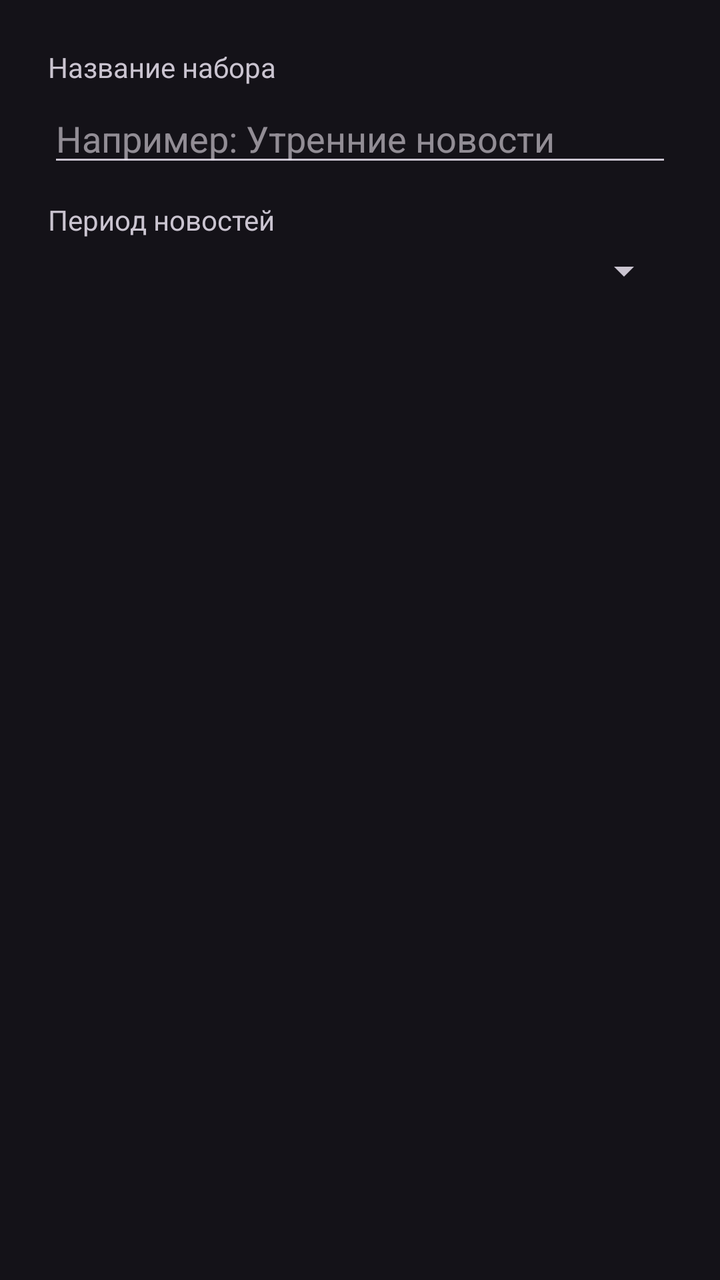
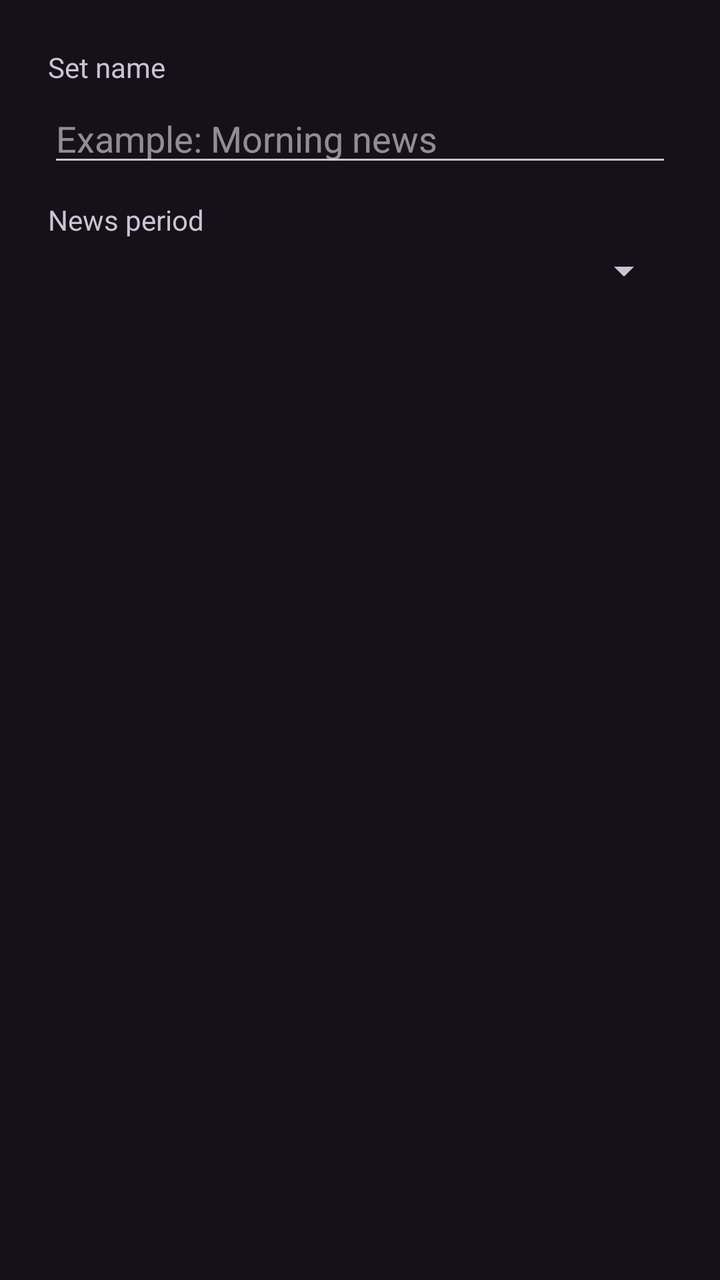

Screens rendered from an Android XML layout before and after an edit, with the pre-edit source and the edit as a unified diff.
<!-- AndroidManifest.xml: application theme Theme.TelegramNewsReader -->
<!-- res/layout/dialog_create_preset.xml -->
<?xml version="1.0" encoding="utf-8"?>
<LinearLayout
    xmlns:android="http://schemas.android.com/apk/res/android"
    android:id="@+id/preset_dialog_container"
    android:layout_width="match_parent"
    android:layout_height="wrap_content"
    android:orientation="vertical"
    android:padding="24dp">

    <TextView
        android:layout_width="wrap_content"
        android:layout_height="wrap_content"
        android:text="Название набора"
        android:textSize="14sp"
        android:textColor="?android:textColorSecondary" />

    <EditText
        android:id="@+id/et_preset_name"
        android:layout_width="match_parent"
        android:layout_height="wrap_content"
        android:hint="Например: Утренние новости"
        android:inputType="text"
        android:maxLength="40"
        android:layout_marginTop="4dp" />

    <TextView
        android:layout_width="wrap_content"
        android:layout_height="wrap_content"
        android:text="Период новостей"
        android:textSize="14sp"
        android:textColor="?android:textColorSecondary"
        android:layout_marginTop="12dp" />

    <Spinner
        android:id="@+id/spinner_preset_time"
        android:layout_width="match_parent"
        android:layout_height="wrap_content"
        android:layout_marginTop="4dp" />

    <TextView
        android:id="@+id/tv_selected_info"
        android:layout_width="wrap_content"
        android:layout_height="wrap_content"
        android:layout_marginTop="12dp"
        android:textSize="13sp"
        android:textColor="?android:textColorSecondary" />

</LinearLayout>
<!-- resources referenced by this layout -->
<resources>
  <style name="Theme.TelegramNewsReader" parent="Theme.TelegramNewsReader.Purple" />
  <style name="Theme.TelegramNewsReader.Purple" parent="Theme.Material3.Dark.NoActionBar">
          <item name="colorPrimary">@color/purple_500</item>
          <item name="colorPrimaryVariant">@color/purple_700</item>
          <item name="colorOnPrimary">@color/white</item>
          <item name="android:statusBarColor">?attr/colorPrimaryVariant</item>
          <item name="actionBarStyle">@style/CustomActionBarStyle</item>
      </style>
  <color name="purple_500">#FF6200EE</color>
  <color name="purple_700">#FF3700B3</color>
  <color name="white">#FFFFFFFF</color>
  <style name="CustomActionBarStyle" parent="Widget.Material3.ActionBar.Solid">
          <item name="titleTextStyle">@style/CustomActionBarTitle</item>
          <item name="android:titleTextStyle">@style/CustomActionBarTitle</item>
      </style>
  <style name="CustomActionBarTitle" parent="TextAppearance.Material3.ActionBar.Title">
          <item name="android:textSize">18sp</item>
          <item name="android:textStyle">bold</item>
          <item name="android:textColor">@color/white</item>
          <item name="android:gravity">center</item>
          <item name="android:layout_gravity">center</item>
      </style>
</resources>

<!-- the commit's change to res/layout/dialog_create_preset.xml (unified diff, before → after) -->
@@ -10,7 +10,7 @@
     <TextView
         android:layout_width="wrap_content"
         android:layout_height="wrap_content"
-        android:text="Название набора"
+        android:text="@string/preset_name_label"
         android:textSize="14sp"
         android:textColor="?android:textColorSecondary" />
 
@@ -18,7 +18,7 @@
         android:id="@+id/et_preset_name"
         android:layout_width="match_parent"
         android:layout_height="wrap_content"
-        android:hint="Например: Утренние новости"
+        android:hint="@string/preset_name_hint"
         android:inputType="text"
         android:maxLength="40"
         android:layout_marginTop="4dp" />
@@ -26,7 +26,7 @@
     <TextView
         android:layout_width="wrap_content"
         android:layout_height="wrap_content"
-        android:text="Период новостей"
+        android:text="@string/preset_period_label"
         android:textSize="14sp"
         android:textColor="?android:textColorSecondary"
         android:layout_marginTop="12dp" />
<!-- resource entries referenced after the edit -->
@@ -1,5 +1,8 @@
 <!-- resources referenced by this layout -->
 <resources>
+  <string name="preset_name_hint">Example: Morning news</string>
+  <string name="preset_name_label">Set name</string>
+  <string name="preset_period_label">News period</string>
   <style name="Theme.TelegramNewsReader" parent="Theme.TelegramNewsReader.Purple" />
   <style name="Theme.TelegramNewsReader.Purple" parent="Theme.Material3.Dark.NoActionBar">
           <item name="colorPrimary">@color/purple_500</item>
